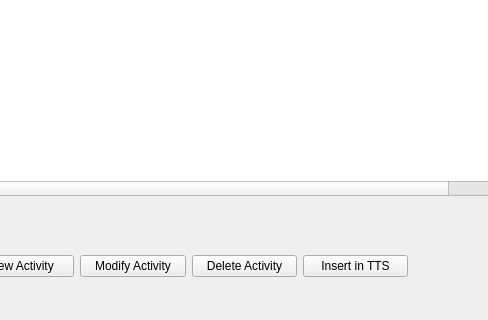
First picture: the form in src/qt/gui_activityinventorysheet.ui, repository dgraziotin/Pomotux, before the edit; both pictures show x 162 to 650 and y 174 to 494 of the 744 by 494 pixel window.
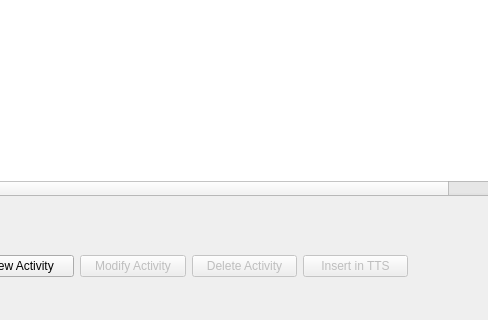
Second picture: the form after the edit.

Commit message: check for te insertion in tts

```diff
--- a/src/qt/gui_activityinventorysheet.ui
+++ b/src/qt/gui_activityinventorysheet.ui
@@ -107,6 +107,9 @@
      </item>
      <item>
       <widget class="QPushButton" name="ModifyActivityButton">
+       <property name="enabled">
+        <bool>false</bool>
+       </property>
        <property name="text">
         <string>Modify Activity</string>
        </property>
@@ -114,6 +117,9 @@
      </item>
      <item>
       <widget class="QPushButton" name="DeleteActivityButton">
+       <property name="enabled">
+        <bool>false</bool>
+       </property>
        <property name="text">
         <string>Delete Activity</string>
        </property>
@@ -121,6 +127,9 @@
      </item>
      <item>
       <widget class="QPushButton" name="InsertInTTSButton">
+       <property name="enabled">
+        <bool>false</bool>
+       </property>
        <property name="text">
         <string>Insert in TTS</string>
        </property>
```
The commit also changes 2 other files.
